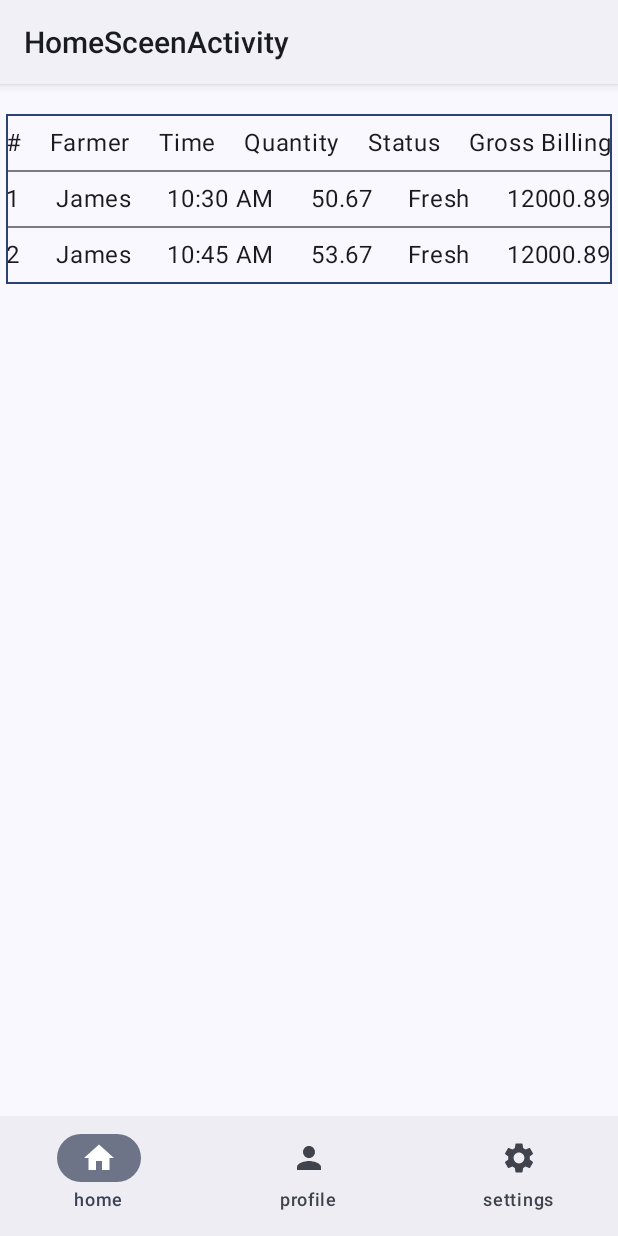
After one commit to stephenWanjala/MFarm, an Android app built with Jetpack Compose: the HomeScreenActivity screen opened directly, with no data from a screen before it, on a phone screen of 412 x 824 dp. The commit adds this screen. Run offline under Robolectric (Android 15) with nearby library versions, the phone set to English and light mode, and no system bars; our stand-ins replace Dagger/Hilt's generated code, accompanist.

Commit message:
Milk collection Status Ui

```diff
--- a/app/build.gradle
+++ b/app/build.gradle
@@ -12,7 +12,7 @@ android {
 
     defaultConfig {
         applicationId "com.wantech.mfarm"
-        minSdk 24
+        minSdk 26
         targetSdk 33
         versionCode 1
         versionName "1.0"
@@ -53,6 +53,10 @@ dependencies {
 
     implementation 'androidx.core:core-ktx:1.9.0'
     implementation 'com.google.android.gms:play-services-location:21.0.1'
+    implementation platform('androidx.compose:compose-bom:2022.10.00')
+    implementation 'androidx.compose.ui:ui'
+    implementation 'androidx.compose.ui:ui-graphics'
+    androidTestImplementation platform('androidx.compose:compose-bom:2022.10.00')
     def lifecycle_version = "2.6.1"
     def destinations_version ="1.8.36-beta"
     def nav_version = "2.6.0-alpha08"
--- a/app/src/main/java/com/wantech/mfarm/auth/data/network/AuthApi.kt
+++ b/app/src/main/java/com/wantech/mfarm/auth/data/network/AuthApi.kt
@@ -7,7 +7,6 @@ import retrofit2.http.Body
 import retrofit2.http.GET
 import retrofit2.http.POST
 import retrofit2.http.Path
-import retrofit2.http.Query
 
 interface AuthApi {
     @POST("api/login/")
@@ -24,7 +23,7 @@ interface AuthApi {
     suspend fun refreshToken(@Body refreshToken: String): Resource<Flow<LoginResponse>>
 
     @GET("api/logout")
-    suspend fun logout(@Query("refresh_token")refreshToken: String): LoginResponse
+    suspend fun logout(@Path("refresh_token")refreshToken: String): LoginResponse
 
     @GET("api/saccos/{location}")
     suspend fun getSaccoSInLocation(@Path("location") location: String): List<Sacco>
--- a/app/src/main/java/com/wantech/mfarm/auth/signUp/SignUpEvent.kt
+++ b/app/src/main/java/com/wantech/mfarm/auth/signUp/SignUpEvent.kt
@@ -1,9 +1,12 @@
 package com.wantech.mfarm.auth.signUp
+
+import com.wantech.mfarm.core.domain.model.Sacco
 
 sealed class SignupEvent {
     data class EnteredUsername(val value: String) : SignupEvent()
     data class EnteredEmail(val value: String) : SignupEvent()
     data class EnteredPassword(val value: String) : SignupEvent()
+    data class SelectedSacco(val value: Sacco) : SignupEvent()
     object GetSaccos : SignupEvent()
     object TogglePasswordVisibility : SignupEvent()
     object Signup : SignupEvent()
--- a/app/src/main/java/com/wantech/mfarm/auth/signUp/SignUpViewModel.kt
+++ b/app/src/main/java/com/wantech/mfarm/auth/signUp/SignUpViewModel.kt
@@ -87,6 +87,9 @@ class SignUpViewModel @Inject constructor(
         }
 
         SignupEvent.GetSaccos -> getSacosInLocation()
+        is SignupEvent.SelectedSacco -> {
+            _state.value =state.value.copy(selectedSacco = event.value)
+        }
     }
 
 
--- a/app/src/main/java/com/wantech/mfarm/auth/signUp/util/SignUpUiState.kt
+++ b/app/src/main/java/com/wantech/mfarm/auth/signUp/util/SignUpUiState.kt
@@ -1,6 +1,7 @@
 package com.wantech.mfarm.auth.signUp.util
 
 import com.wantech.mfarm.core.domain.model.RegisterResponse
+import com.wantech.mfarm.core.domain.model.Sacco
 import com.wantech.mfarm.core.util.UiText
 
 
@@ -15,7 +16,8 @@ data class SignUpUIState(
     val isNextButtonEnabled: Boolean = false,
     val dayOneOfPreviousPeriod: Int = 0,
     val periodLength: Int = 0,
-    val isFinishEnabled: Boolean = false
+    val isFinishEnabled: Boolean = false,
+    val selectedSacco: Sacco?=null
 
 ) {
     sealed class UsernameError {
--- /dev/null
+++ b/app/src/main/java/com/wantech/mfarm/core/util/HomeNavigation.kt
@@ -0,0 +1,25 @@
+package com.wantech.mfarm.core.util
+
+import androidx.compose.runtime.Composable
+import androidx.navigation.NavHostController
+import androidx.navigation.compose.NavHost
+import androidx.navigation.compose.composable
+import com.wantech.mfarm.mFarm_home.home.Home
+import com.wantech.mfarm.mFarm_home.profile.Profile
+import com.wantech.mfarm.mFarm_home.settings.Settings
+
+@Composable
+fun HomeNavigation(navController: NavHostController) {
+    NavHost(navController = navController, startDestination = Screen.Home.route) {
+        composable(route = Screen.Home.route) {
+            Home()
+        }
+        composable(Screen.Profile.route) {
+            Profile()
+        }
+
+        composable(Screen.Settings.route) {
+            Settings()
+        }
+    }
+}
--- a/app/src/main/java/com/wantech/mfarm/core/util/Screen.kt
+++ b/app/src/main/java/com/wantech/mfarm/core/util/Screen.kt
@@ -1,7 +1,7 @@
 package com.wantech.mfarm.core.util
 
 sealed class Screen(val route:String){
-    object Home:Screen("home_screen")
+    object Home:Screen("home")
     object SignUp:Screen("sign_up")
     object SignIn:Screen("sign_in")
     object ForgotPassword:Screen("forgot_password")
@@ -9,7 +9,6 @@ sealed class Screen(val route:String){
 
     object Profile:Screen("profile")
     object Settings:Screen("settings")
-    object HomeView:Screen("home")
 
 
 
--- a/app/src/main/java/com/wantech/mfarm/di/AppModule.kt
+++ b/app/src/main/java/com/wantech/mfarm/di/AppModule.kt
@@ -60,7 +60,7 @@ object AppModule {
         LocationServices.getFusedLocationProviderClient(context)
 
 
-    private const val BaseUrl = "http://10.42.0.1:8080/"
+    private const val BaseUrl = "http://192.168.236.123:8080/"
 
     @Singleton
     @Provides
--- a/app/src/main/java/com/wantech/mfarm/mFarm_home/home/Home.kt
+++ b/app/src/main/java/com/wantech/mfarm/mFarm_home/home/Home.kt
@@ -1,15 +1,32 @@
 package com.wantech.mfarm.mFarm_home.home
 
+import androidx.compose.foundation.layout.Column
 import androidx.compose.foundation.layout.fillMaxSize
-import androidx.compose.material.Surface
-import androidx.compose.material.Text
+import androidx.compose.foundation.layout.fillMaxWidth
+import androidx.compose.foundation.layout.padding
+import androidx.compose.material3.MaterialTheme
+import androidx.compose.material3.Surface
 import androidx.compose.runtime.Composable
+import androidx.compose.ui.Alignment
 import androidx.compose.ui.Modifier
-import androidx.compose.ui.text.style.TextAlign
+import androidx.compose.ui.unit.dp
+import com.wantech.mfarm.mFarm_home.home.components.MilkCollectionStatus
 
 @Composable
 fun Home() {
-    Surface(modifier = Modifier.fillMaxSize()) {
-        Text(text = "Home", textAlign = TextAlign.Center)
+    Surface(
+        modifier = Modifier.fillMaxSize(),
+        color = MaterialTheme.colorScheme.background
+    ) {
+        Column(
+            modifier = Modifier
+                .fillMaxWidth()
+                .padding(vertical = 16.dp),
+            horizontalAlignment = Alignment.CenterHorizontally,
+//            verticalArrangement = Arrangement.Center
+        ) {
+            MilkCollectionStatus()
+
+        }
     }
 }
--- /dev/null
+++ b/app/src/main/java/com/wantech/mfarm/mFarm_home/home/components/MilkCollectionStatus.kt
@@ -0,0 +1,125 @@
+package com.wantech.mfarm.mFarm_home.home.components
+
+import androidx.compose.foundation.border
+import androidx.compose.foundation.layout.Arrangement
+import androidx.compose.foundation.layout.Column
+import androidx.compose.foundation.layout.ColumnScope
+import androidx.compose.foundation.layout.Row
+import androidx.compose.foundation.layout.fillMaxWidth
+import androidx.compose.foundation.layout.padding
+import androidx.compose.material3.Divider
+import androidx.compose.material3.MaterialTheme
+import androidx.compose.material3.Text
+import androidx.compose.runtime.Composable
+import androidx.compose.ui.Alignment
+import androidx.compose.ui.Modifier
+import androidx.compose.ui.graphics.RectangleShape
+import androidx.compose.ui.tooling.preview.Preview
+import androidx.compose.ui.unit.dp
+import java.time.LocalDateTime
+import java.time.format.DateTimeFormatter
+
+@Composable
+fun MilkCollectionStatus(modifier: Modifier = Modifier) {
+    Table(
+        modifier = modifier
+            .fillMaxWidth()
+    ) {
+        TableRow(
+            table = listOf(
+                MilkEvaluation(
+                    farmer = "James",
+                    time = LocalDateTime.now(),
+                    quantity = 50.67,
+                    status = "Fresh",
+                    grossBilling = 12000.89
+                ),
+                MilkEvaluation(
+                    farmer = "James",
+                    time = LocalDateTime.now().plusMinutes(15),
+                    quantity = 53.67,
+                    status = "Fresh",
+                    grossBilling = 12000.89
+                ),
+            )
+        )
+    }
+}
+
+
+@Composable
+fun Table(
+    modifier: Modifier = Modifier,
+    content: @Composable (ColumnScope.() -> Unit)
+) {
+    Column(
+        modifier = modifier.fillMaxWidth()
+            .padding(4.dp)
+            .border(
+                shape = RectangleShape,
+                width = 1.dp,
+                color = MaterialTheme.colorScheme.primary
+            ),
+        content = content
+    )
+}
+
+@Composable
+fun TableRow(modifier: Modifier = Modifier, table: List<MilkEvaluation>) {
+    Column(
+        modifier = modifier.fillMaxWidth(),
+        verticalArrangement = Arrangement.spacedBy(6.dp)
+    ) {
+        Divider()
+        Row(
+            modifier = modifier.fillMaxWidth(),
+            horizontalArrangement = Arrangement.SpaceBetween,
+            verticalAlignment = Alignment.CenterVertically
+        ) {
+            Text(text = "#")
+            Text(text = "Farmer")
+            Text(text = "Time")
+            Text(text = "Quantity")
+            Text(text = "Status")
+            Text(text = "Gross Billing")
+
+        }
+        Divider()
+        table.forEachIndexed { index, milkEvaluation ->
+            Row(
+                modifier = modifier.fillMaxWidth(),
+                horizontalArrangement = Arrangement.SpaceBetween
+            ) {
+                Text(text = "${index + 1}")
+                Text(text = milkEvaluation.farmer)
+                Text(text = milkEvaluation.time.formatTime())
+                Text(text = milkEvaluation.quantity.toString())
+                Text(text = milkEvaluation.status)
+                Text(text = milkEvaluation.grossBilling.toString())
+            }
+            Divider()
+        }
+    }
+}
+
+data class MilkEvaluation(
+    val farmer: String,
+    val time: LocalDateTime,
+    val quantity: Double,
+    val status: String,
+    val grossBilling: Double,
+
+    )
+
+
+@Preview
+@Composable
+fun RowPrev() {
+    MilkCollectionStatus()
+}
+
+
+fun LocalDateTime.formatTime(): String {
+    val formatter = DateTimeFormatter.ofPattern("hh:mm a")
+    return this.format(formatter)
+}
--- /dev/null
+++ b/app/src/main/java/com/wantech/mfarm/mFarm_home/presentation/HomeScreenActivity.kt
@@ -0,0 +1,100 @@
+package com.wantech.mfarm.mFarm_home.presentation
+
+import android.os.Bundle
+import androidx.activity.ComponentActivity
+import androidx.activity.compose.setContent
+import androidx.compose.foundation.layout.fillMaxSize
+import androidx.compose.material3.ExperimentalMaterial3Api
+import androidx.compose.material3.Icon
+import androidx.compose.material3.MaterialTheme
+import androidx.compose.material3.NavigationBar
+import androidx.compose.material3.NavigationBarItem
+import androidx.compose.material3.Scaffold
+import androidx.compose.material3.Surface
+import androidx.compose.material3.Text
+import androidx.compose.runtime.getValue
+import androidx.compose.runtime.mutableStateOf
+import androidx.compose.runtime.remember
+import androidx.compose.runtime.setValue
+import androidx.compose.ui.Modifier
+import androidx.navigation.compose.currentBackStackEntryAsState
+import androidx.navigation.compose.rememberNavController
+import com.wantech.mfarm.core.util.HomeNavigation
+import com.wantech.mfarm.core.util.Screen
+import com.wantech.mfarm.mFarm_home.BottomBarItem
+import com.wantech.mfarm.ui.theme.MFarmTheme
+import dagger.hilt.android.AndroidEntryPoint
+
+@OptIn(ExperimentalMaterial3Api::class)
+@AndroidEntryPoint
+class HomeScreenActivity : ComponentActivity() {
+    override fun onCreate(savedInstanceState: Bundle?) {
+        super.onCreate(savedInstanceState)
+
+        setContent {
+            MFarmTheme {
+                // A surface container using the 'background' color from the theme
+                Surface(
+                    modifier = Modifier.fillMaxSize(),
+                    color = MaterialTheme.colorScheme.background
+                ) {
+
+
+                    val navController = rememberNavController()
+                    var showBottomBar by remember { mutableStateOf(true) }
+                    val newBackStackEntry by navController.currentBackStackEntryAsState()
+                    val route = newBackStackEntry?.destination?.route
+                    val bottomBarItems: List<BottomBarItem> = listOf(
+                        BottomBarItem.Home,
+                        BottomBarItem.Profile,
+                        BottomBarItem.Settings,
+
+                    )
+                    showBottomBar = route in listOf(
+                        Screen.Home.route,
+                        Screen.Profile.route,
+                        Screen.Settings.route,
+                    )
+
+                    Scaffold(modifier = Modifier.fillMaxSize(),
+                        bottomBar = {
+                            if (showBottomBar) {
+                                NavigationBar {
+                                    bottomBarItems.forEach { item ->
+                                        NavigationBarItem(
+                                            icon = {
+                                                Icon(
+                                                    item.icon,
+                                                    contentDescription = item.contentDescription
+                                                )
+                                            },
+                                            label = { Text(item.route) },
+                                            selected = route == item.route,
+                                            onClick = {
+                                                navController.navigate(item.route) {
+                                                    popUpTo(navController.graph.startDestinationId) {
+                                                        saveState = true
+                                                    }
+                                                    launchSingleTop = true
+                                                    restoreState = true
+                                                }
+                                            }
+                                        )
+                                    }
+                                }
+                            }
+                        }) { paddingValues ->
+                        val unUsedPaddingValues = paddingValues
+
+                       HomeNavigation(navController = navController)
+
+
+                    }
+
+                }
+            }
+
+        }
+    }
+
+    }
--- /dev/null
+++ b/app/src/main/java/com/wantech/mfarm/mFarm_home/presentation/ui/theme/Type.kt
@@ -0,0 +1,34 @@
+package com.wantech.mfarm.mFarm_home.presentation.ui.theme
+
+import androidx.compose.material3.Typography
+import androidx.compose.ui.text.TextStyle
+import androidx.compose.ui.text.font.FontFamily
+import androidx.compose.ui.text.font.FontWeight
+import androidx.compose.ui.unit.sp
+
+// Set of Material typography styles to start with
+val Typography = Typography(
+    bodyLarge = TextStyle(
+        fontFamily = FontFamily.Default,
+        fontWeight = FontWeight.Normal,
+        fontSize = 16.sp,
+        lineHeight = 24.sp,
+        letterSpacing = 0.5.sp
+    )
+    /* Other default text styles to override
+    titleLarge = TextStyle(
+        fontFamily = FontFamily.Default,
+        fontWeight = FontWeight.Normal,
+        fontSize = 22.sp,
+        lineHeight = 28.sp,
+        letterSpacing = 0.sp
+    ),
+    labelSmall = TextStyle(
+        fontFamily = FontFamily.Default,
+        fontWeight = FontWeight.Medium,
+        fontSize = 11.sp,
+        lineHeight = 16.sp,
+        letterSpacing = 0.5.sp
+    )
+    */
+)
--- a/app/src/main/res/values/strings.xml
+++ b/app/src/main/res/values/strings.xml
@@ -8,4 +8,5 @@
     <string name="sign_up">Sign Up</string>
     <string name="error_unknown">Unknown Error Happened</string>
     <string name="already_have_Account">Already Have Account?</string>
+    <string name="title_activity_home_sceen">HomeSceenActivity</string>
 </resources>
```
Also changed, not shown: app/src/main/AndroidManifest.xml (+14 -5 lines), app/src/main/java/com/wantech/mfarm/AuthActivity.kt (renamed from app/src/main/java/com/wantech/mfarm/MainActivity.kt, +12 -2 lines), app/src/main/java/com/wantech/mfarm/auth/signIn/presentation/SignInScreen.kt (+8 -3 lines), app/src/main/java/com/wantech/mfarm/core/util/NavigationHost.kt (+6 -8 lines), app/src/main/java/com/wantech/mfarm/mFarm_home/presentation/HomeScreen.kt (deleted, +0 -95 lines), app/src/main/java/com/wantech/mfarm/mFarm_home/presentation/ui/theme/Color.kt (added, +11 -0 lines), app/src/main/java/com/wantech/mfarm/mFarm_home/presentation/ui/theme/Theme.kt (added, +70 -0 lines).
